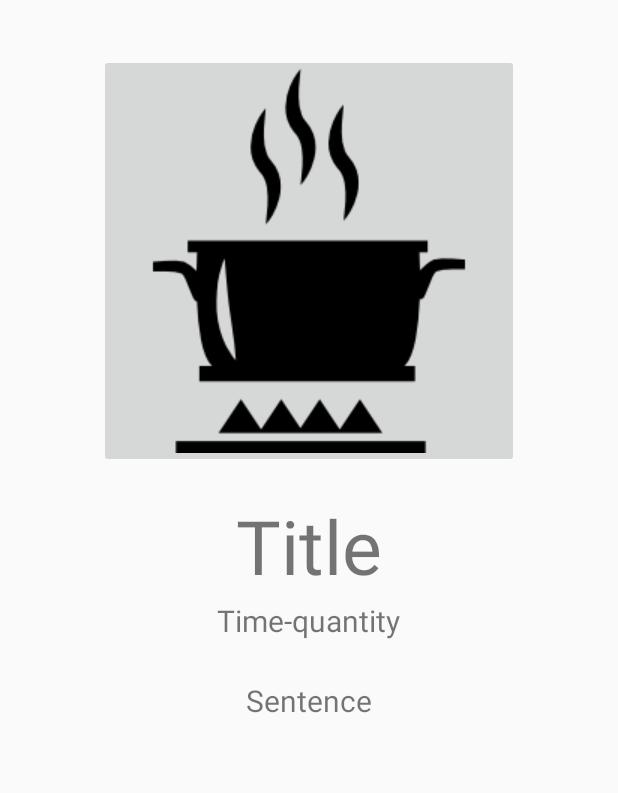
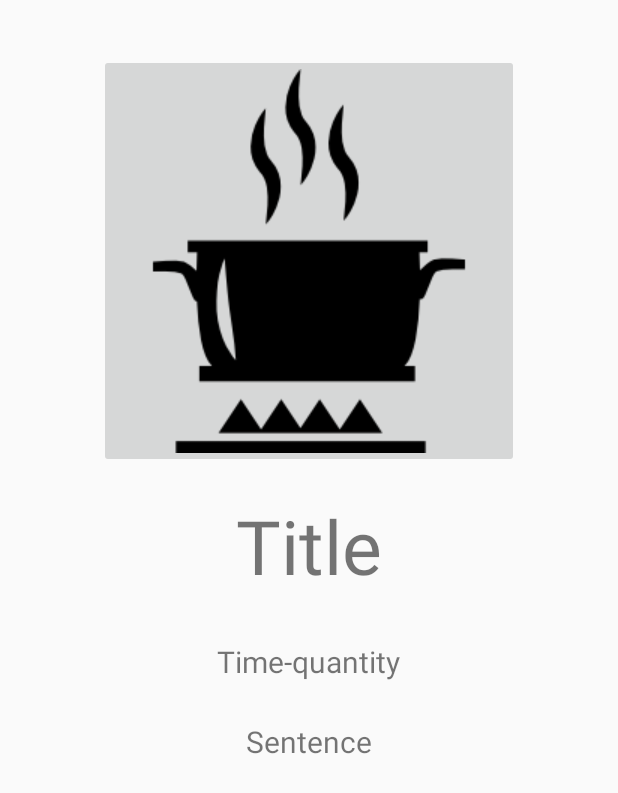
Before and after one commit to lodykas/LINSIF1225-GroupeV-EZMeal, an Android app: the layout list_fragment_item.xml on its own in the app's theme, with its tools: preview values and no code run, on a phone screen of 412 x 824 dp. Shown: the top 793 px of the screen. Run offline under Robolectric (Android 15) with nearby library versions, the light colour scheme and no system bars.

Commit message:
Search opérationnel
J'ai changé le layout des list_fragment_item car c'était tout moche
quand le titre faisait plus d'une ligne.
Faut encore gérer la récuperation des infos sur les recettes

```diff
--- a/EZMeal/app/src/main/res/layout/activity_search.xml
+++ b/EZMeal/app/src/main/res/layout/activity_search.xml
@@ -3,9 +3,11 @@
     android:layout_width="match_parent" android:layout_height="match_parent">
 
     <ListView
-        android:layout_width="wrap_content"
-        android:layout_height="wrap_content"
+        android:layout_width="match_parent"
+        android:layout_height="match_parent"
         android:id="@+id/listsearch"
+        android:layout_alignParentTop="true"
+        android:layout_centerHorizontal="true"
             >
     </ListView>
 
--- a/EZMeal/app/src/main/res/layout/list_fragment_item.xml
+++ b/EZMeal/app/src/main/res/layout/list_fragment_item.xml
@@ -21,7 +21,8 @@
         android:text="Title"
         android:textSize="50sp"
         android:layout_below="@+id/image_recipe"
-        android:layout_centerHorizontal="true" />
+        android:layout_centerHorizontal="true"
+        android:gravity="center"/>
 
     <TextView
         android:id="@+id/details_recipes"
@@ -29,9 +30,9 @@
         android:layout_height="wrap_content"
         android:text="Time-quantity"
         android:textSize="20sp"
-        android:layout_alignTop="@+id/title_recipe"
+        android:layout_below="@+id/title_recipe"
         android:layout_centerHorizontal="true"
-        android:layout_marginTop="70dp" />
+        android:layout_marginTop="30dp"/>
 
     <TextView
         android:id="@+id/sentence_recipes"
```
Also changed, not shown: EZMeal/app/src/main/java/com/lsinf1225/ezmeal/ezmeal/SQLiteManager.java (+3 -4 lines), EZMeal/app/src/main/java/com/lsinf1225/ezmeal/ezmeal/SearchableActivity.java (+10 -6 lines), EZMeal/app/src/main/res/layout/search_item.xml (deleted, +0 -12 lines), EZMeal/app/src/main/res/drawable/soupeoignon.png.
